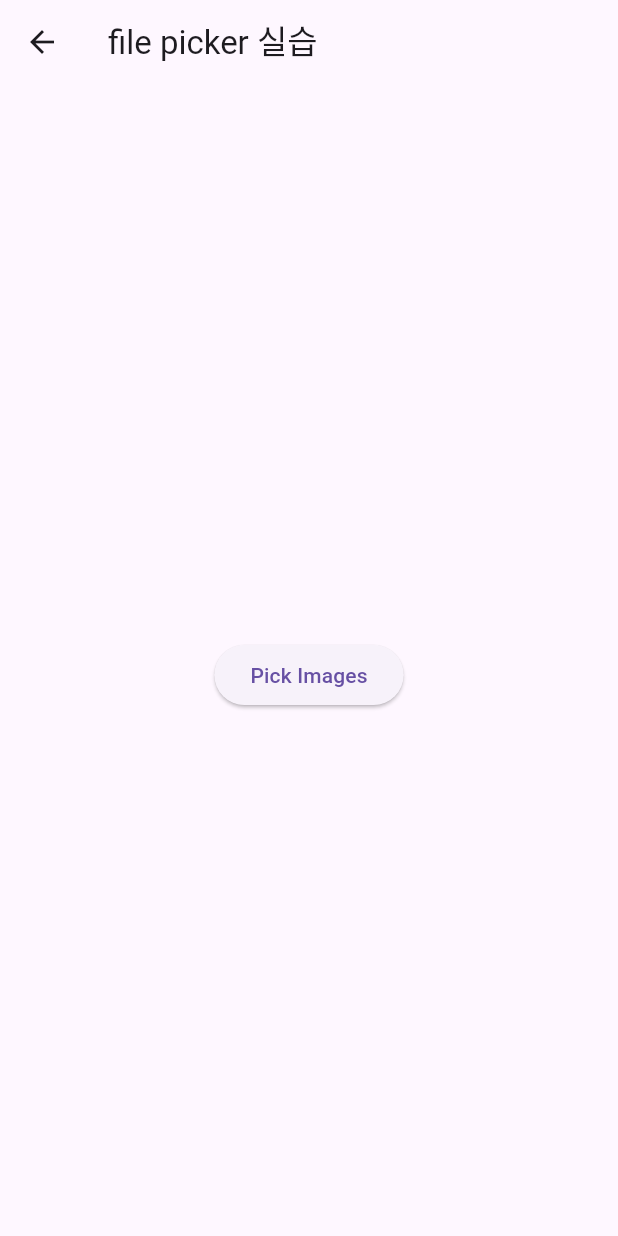
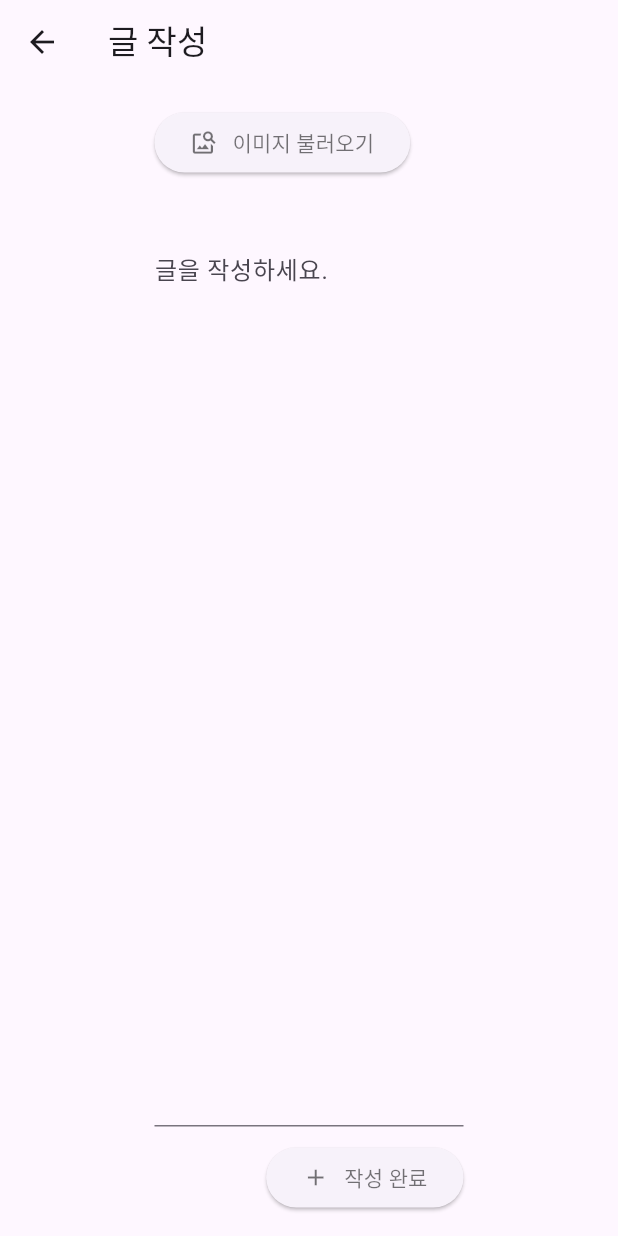
Before and after one commit to Fluffy-SharingCalendar/Frontend_MVP, a Flutter app: the PostArticlePage screen opened by its route, on a phone screen of 412 x 824 dp. Run offline on Flutter 3.47's test engine with Material 3 defaults, Android fonts, the light colour scheme and no system bars; our stand-ins replace file_picker, table_calendar.

Commit message:
feat : 글 작성 페이지 구성 완료
텍스트 필드가 비었는지 아닌지 유효성 검사 후 제출

issues : #11

```diff
--- a/lib/main.dart
+++ b/lib/main.dart
@@ -16,8 +16,7 @@ class MyApp extends StatelessWidget {
     return MaterialApp(
       title: 'Fluffy MVP',
       debugShowCheckedModeBanner: false,
-      // initialRoute: '/start',
-      initialRoute: '/post_article',
+      initialRoute: '/start',
       routes: {
         '/calendar': (context) => const CalendarPage(),
         '/start': (context) => const StartPage(),
--- a/lib/pages/post_article_page.dart
+++ b/lib/pages/post_article_page.dart
@@ -1,11 +1,10 @@
+import 'package:fluffy_mvp/pages/calendar_page.dart';
 import 'package:flutter/material.dart';
 import 'package:file_picker/file_picker.dart';
 import 'dart:typed_data';
 
 class PostArticlePage extends StatefulWidget {
-  const PostArticlePage({
-    super.key,
-  });
+  const PostArticlePage({super.key});
 
   @override
   State<PostArticlePage> createState() => _PostArticlePageState();
@@ -13,6 +12,7 @@ class PostArticlePage extends StatefulWidget {
 
 class _PostArticlePageState extends State<PostArticlePage> {
   List<Uint8List?> _imageBytesList = [];
+  final TextEditingController _textController = TextEditingController();
 
   Future<void> _pickImages() async {
     FilePickerResult? result = await FilePicker.platform.pickFiles(
@@ -24,57 +24,60 @@ class _PostArticlePageState extends State<PostArticlePage> {
       setState(() {
         _imageBytesList = result.files.map((file) => file.bytes).toList();
       });
-    } else {
-      print('No images selected.');
     }
+  }
+
+  bool isValid() {
+    return _textController.text.isNotEmpty;
   }
 
   @override
   Widget build(BuildContext context) {
     final Size screenSize = MediaQuery.of(context).size;
+
     return Scaffold(
       appBar: AppBar(
-        title: const Text("file picker 실습"),
+        title: const Text("글 작성"),
       ),
       body: Center(
         child: Container(
-          padding: const EdgeInsets.symmetric(
-            vertical: 15.0,
-          ),
+          padding: const EdgeInsets.symmetric(vertical: 15.0),
           width: screenSize.width * 0.5,
           height: screenSize.height,
           child: Column(
-            mainAxisAlignment: MainAxisAlignment.center,
+            mainAxisAlignment: MainAxisAlignment.start,
             children: <Widget>[
-              _imageBytesList.isEmpty
-                  ? Container()
-                  : Expanded(
-                      child: ListView.builder(
-                        scrollDirection: Axis.horizontal,
-                        itemCount: _imageBytesList.length,
-                        itemBuilder: (context, index) {
-                          return Padding(
-                            padding:
-                                const EdgeInsets.symmetric(horizontal: 8.0),
-                            child: _imageBytesList[index] != null
-                                ? SizedBox(
-                                    width: 150.0,
-                                    height: 150.0,
-                                    child: Image.memory(
-                                      _imageBytesList[index]!,
-                                      fit: BoxFit.contain,
-                                    ),
-                                  )
-                                : const Text('Error loading image'),
-                          );
-                        },
+              ImagePickerButton(onPickImages: _pickImages),
+              const SizedBox(height: 20),
+              ImageList(imageBytesList: _imageBytesList),
+              const SizedBox(height: 20),
+              Expanded(
+                child: TextField(
+                  controller: _textController,
+                  expands: true,
+                  maxLines: null,
+                  decoration: const InputDecoration(
+                    hintText: "글을 작성하세요.",
+                  ),
+                ),
+              ),
+              const SizedBox(
+                height: 10,
+              ),
+              Row(
+                mainAxisAlignment: MainAxisAlignment.end,
+                children: [
+                  SubmitButton(onSubmit: () {
+                    Navigator.pushReplacement(
+                      context,
+                      MaterialPageRoute(
+                        builder: (context) =>
+                            const CalendarPage(), // 추억페이지로 변경 필요
                       ),
-                    ),
-              const SizedBox(height: 20),
-              ElevatedButton(
-                onPressed: _pickImages,
-                child: const Text('Pick Images'),
-              ),
+                    );
+                  }),
+                ],
+              )
             ],
           ),
         ),
@@ -82,3 +85,97 @@ class _PostArticlePageState extends State<PostArticlePage> {
     );
   }
 }
+
+class ImagePickerButton extends StatelessWidget {
+  final VoidCallback onPickImages;
+
+  const ImagePickerButton({required this.onPickImages, super.key});
+
+  @override
+  Widget build(BuildContext context) {
+    return Row(
+      children: [
+        ElevatedButton(
+          onPressed: onPickImages,
+          child: const Row(
+            mainAxisSize: MainAxisSize.min,
+            children: [
+              Icon(
+                Icons.image_search_outlined,
+                color: Colors.black54,
+              ),
+              SizedBox(width: 10.0),
+              Text(
+                "이미지 불러오기",
+                style: TextStyle(color: Colors.black54),
+              ),
+            ],
+          ),
+        ),
+      ],
+    );
+  }
+}
+
+class ImageList extends StatelessWidget {
+  final List<Uint8List?> imageBytesList;
+
+  const ImageList({required this.imageBytesList, super.key});
+
+  @override
+  Widget build(BuildContext context) {
+    return imageBytesList.isEmpty
+        ? Container()
+        : SizedBox(
+            height: 150.0,
+            child: ListView.builder(
+              scrollDirection: Axis.horizontal,
+              itemCount: imageBytesList.length,
+              itemBuilder: (context, index) {
+                return Padding(
+                  padding: const EdgeInsets.only(right: 10.0),
+                  child: imageBytesList[index] != null
+                      ? Container(
+                          width: 150.0,
+                          height: 150.0,
+                          decoration: BoxDecoration(
+                            image: DecorationImage(
+                              image: MemoryImage(imageBytesList[index]!),
+                              fit: BoxFit.cover,
+                            ),
+                          ),
+                        )
+                      : const Text('이미지 로딩 에러'),
+                );
+              },
+            ),
+          );
+  }
+}
+
+class SubmitButton extends StatelessWidget {
+  final VoidCallback onSubmit;
+
+  const SubmitButton({required this.onSubmit, super.key});
+
+  @override
+  Widget build(BuildContext context) {
+    return ElevatedButton(
+      onPressed: onSubmit,
+      child: const Row(
+        mainAxisSize: MainAxisSize.min,
+        children: [
+          Icon(
+            Icons.add,
+            color: Colors.black54,
+          ),
+          SizedBox(width: 10.0),
+          Text(
+            "작성 완료",
+            style: TextStyle(color: Colors.black54),
+          ),
+        ],
+      ),
+    );
+  }
+}
```
